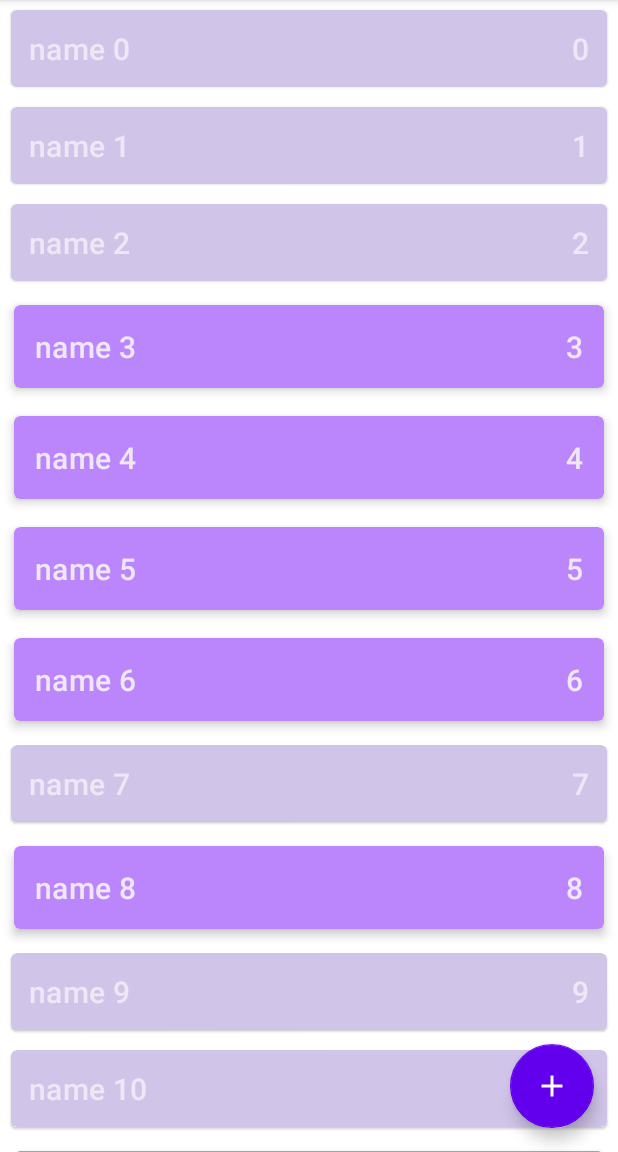
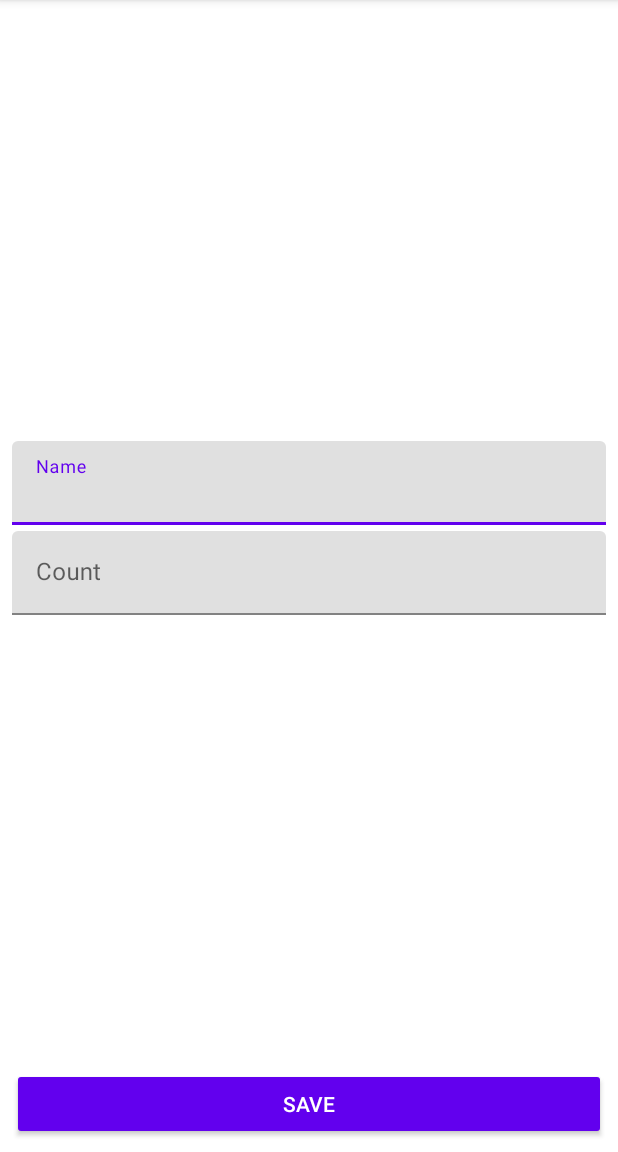
Before and after one commit to masor1/Wishlist, an Android app: the screen it shows after launch (MainActivity before the commit, ShopItemActivity after it), after a tap on an icon or button, on a phone screen of 412 x 824 dp, the part 84-1236 px from its top. Run offline under Robolectric (Android 15) with nearby library versions, the phone set to English and light mode, and no system bars.

Commit message:
created activity_shop_item.xml

```diff
--- a/app/src/main/AndroidManifest.xml
+++ b/app/src/main/AndroidManifest.xml
@@ -11,7 +11,8 @@
         android:theme="@style/Theme.Wishlist">
         <activity
             android:name=".presentation.ShopItemActivity"
-            android:exported="false" />
+            android:exported="false"
+            android:windowSoftInputMode="adjustResize" />
         <activity
             android:name=".presentation.MainActivity"
             android:exported="true">
--- a/app/src/main/java/com/masorone/wishlist/presentation/MainActivity.kt
+++ b/app/src/main/java/com/masorone/wishlist/presentation/MainActivity.kt
@@ -1,7 +1,6 @@
 package com.masorone.wishlist.presentation
 
 import android.os.Bundle
-import android.widget.Toast
 import androidx.appcompat.app.AppCompatActivity
 import androidx.lifecycle.ViewModelProvider
 import androidx.recyclerview.widget.ItemTouchHelper
@@ -60,11 +59,8 @@ class MainActivity : AppCompatActivity() {
 
     private fun setupClickListener() {
         shopListAdapter.onShopItemClickListener = { shopItem ->
-            Toast.makeText(
-                this@MainActivity,
-                "shopItemId -> ${shopItem.id}",
-                Toast.LENGTH_SHORT
-            ).show()
+            val intent = ShopItemActivity.newIntent(this)
+            startActivity(intent)
         }
     }
 
--- a/app/src/main/java/com/masorone/wishlist/presentation/ShopItemActivity.kt
+++ b/app/src/main/java/com/masorone/wishlist/presentation/ShopItemActivity.kt
@@ -1,9 +1,9 @@
 package com.masorone.wishlist.presentation
 
+import android.content.Context
+import android.content.Intent
+import android.os.Bundle
 import androidx.appcompat.app.AppCompatActivity
-import android.os.Bundle
-import android.view.LayoutInflater
-import com.masorone.wishlist.R
 import com.masorone.wishlist.databinding.ActivityShopItemBinding
 
 class ShopItemActivity : AppCompatActivity() {
@@ -16,4 +16,12 @@ class ShopItemActivity : AppCompatActivity() {
         val view = binding.root
         setContentView(view)
     }
+
+    companion object {
+
+        fun newIntent(context: Context): Intent {
+            val intent = Intent(context, ShopItemActivity::class.java)
+            return intent
+        }
+    }
 }
--- a/app/src/main/res/layout/activity_shop_item.xml
+++ b/app/src/main/res/layout/activity_shop_item.xml
@@ -1,8 +1,58 @@
 <?xml version="1.0" encoding="utf-8"?>
-<androidx.constraintlayout.widget.ConstraintLayout xmlns:android="http://schemas.android.com/apk/res/android"
+<LinearLayout xmlns:android="http://schemas.android.com/apk/res/android"
     xmlns:tools="http://schemas.android.com/tools"
     android:layout_width="match_parent"
     android:layout_height="match_parent"
+    android:gravity="center"
+    android:orientation="vertical"
     tools:context=".presentation.ShopItemActivity">
 
-</androidx.constraintlayout.widget.ConstraintLayout>
+    <Space
+        android:layout_width="match_parent"
+        android:layout_height="0dp"
+        android:layout_weight="1" />
+
+    <com.google.android.material.textfield.TextInputLayout
+        android:id="@+id/til_name"
+        android:layout_width="match_parent"
+        android:layout_height="wrap_content"
+        android:layout_marginStart="8dp"
+        android:layout_marginEnd="8dp"
+        android:layout_marginBottom="4dp">
+
+        <com.google.android.material.textfield.TextInputEditText
+            android:id="@+id/et_name"
+            android:layout_width="match_parent"
+            android:layout_height="wrap_content"
+            android:hint="@string/hint_name"
+            android:inputType="textCapWords" />
+    </com.google.android.material.textfield.TextInputLayout>
+
+    <com.google.android.material.textfield.TextInputLayout
+        android:id="@+id/til_count"
+        android:layout_width="match_parent"
+        android:layout_height="wrap_content"
+        android:layout_marginStart="8dp"
+        android:layout_marginEnd="8dp">
+
+        <com.google.android.material.textfield.TextInputEditText
+            android:id="@+id/et_count"
+            android:layout_width="match_parent"
+            android:layout_height="wrap_content"
+            android:hint="@string/hint_count"
+            android:inputType="number" />
+    </com.google.android.material.textfield.TextInputLayout>
+
+    <Space
+        android:layout_width="match_parent"
+        android:layout_height="0dp"
+        android:layout_weight="1" />
+
+    <androidx.appcompat.widget.AppCompatButton
+        android:id="@+id/btn_save"
+        style="@style/Widget.AppCompat.Button.Colored"
+        android:layout_width="match_parent"
+        android:layout_height="wrap_content"
+        android:layout_margin="8dp"
+        android:text="@string/save" />
+</LinearLayout>
--- a/app/src/main/res/values/strings.xml
+++ b/app/src/main/res/values/strings.xml
@@ -1,4 +1,7 @@
 <resources>
     <string name="app_name">Wishlist</string>
     <string name="add_new_shop_item_description">Add new shop item</string>
+    <string name="hint_name">Name</string>
+    <string name="hint_count">Count</string>
+    <string name="save">Save</string>
 </resources>
```
